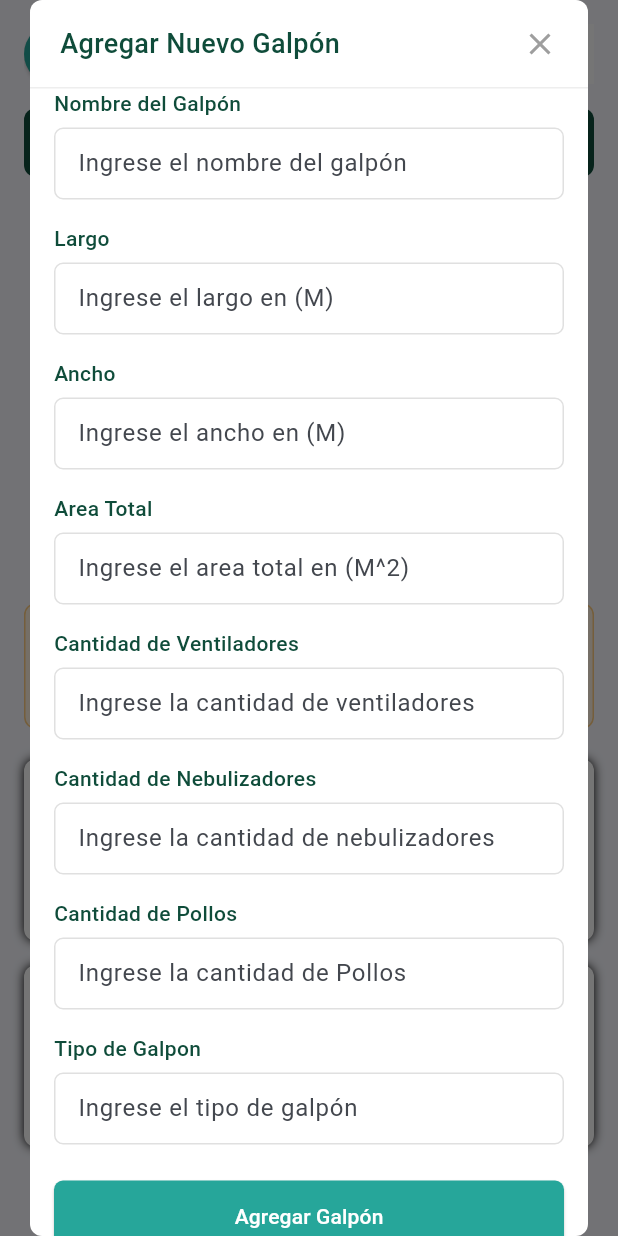
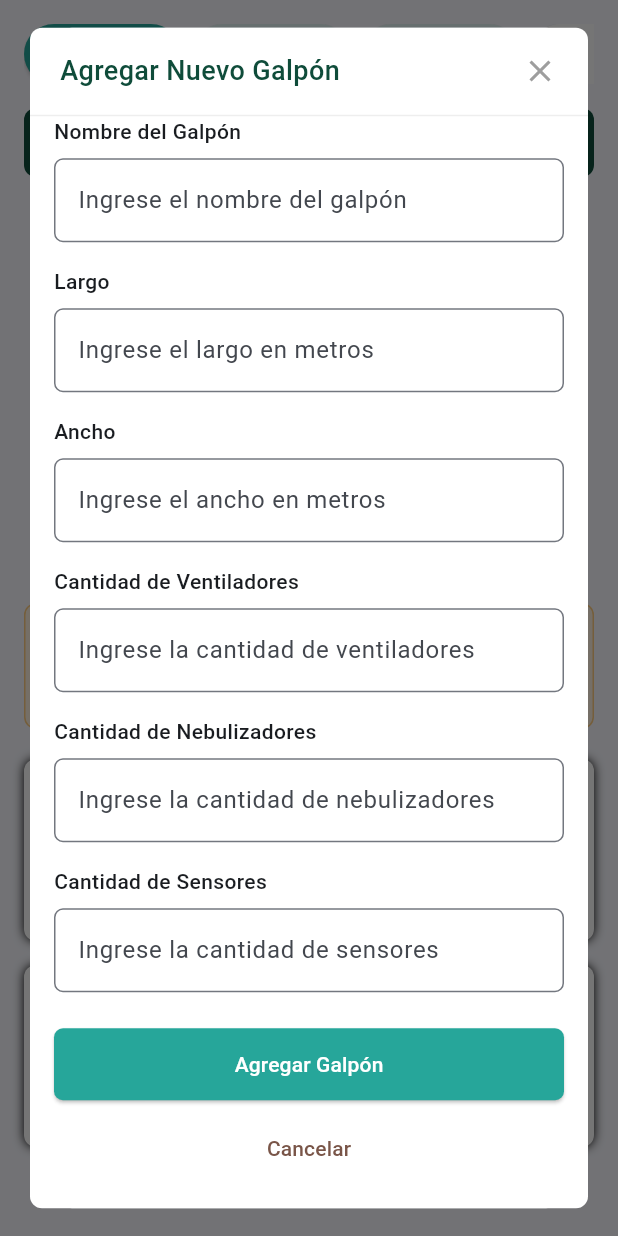
Before and after one commit to juantaborda27/Chick_Stell-Repository, a Flutter app: the MonitoreoView screen opened by its route, after a tap on the "add" icon, on a phone screen of 412 x 824 dp. Run offline on Flutter 3.47's test engine with Material 3 defaults, Android fonts, the phone set to English and light mode, and no system bars; our stand-ins replace animate_do, cloud_firestore, firebase_core, geolocator, get; accounts and stored records are empty.

Commit message:
Módulo de Gestión de Galpones

```diff
--- /dev/null
+++ b/chick_stell_view/lib/models/galpon_model.dart
@@ -0,0 +1,62 @@
+class Galpon {
+  String id;
+  String nombre;
+  double largo;
+  double ancho;
+  int ventiladores;
+  int nebulizadores;
+  int sensores;
+
+  Galpon({
+    required this.id,
+    required this.nombre,
+    required this.largo,
+    required this.ancho,
+    required this.ventiladores,
+    required this.nebulizadores,
+    required this.sensores,
+  });
+
+  factory Galpon.fromJson(Map<String, dynamic> json) {
+    return Galpon(
+      id: json['id'] as String,
+      nombre: json['nombre'] as String,
+      largo: (json['largo'] as num).toDouble(),
+      ancho: (json['ancho'] as num).toDouble(),
+      ventiladores: json['ventiladores'] as int,
+      nebulizadores: json['nebulizadores'] as int,
+      sensores: json['sensores'] as int,
+    );
+  }
+  Map<String, dynamic> toJson() {
+    return {
+      'id': id,
+      'nombre': nombre,
+      'largo': largo,
+      'ancho': ancho,
+      'ventiladores': ventiladores,
+      'nebulizadores': nebulizadores,
+      'sensores': sensores,
+    };
+  }
+
+  Galpon copyWith({
+    String? id,
+    String? nombre,
+    double? largo,
+    double? ancho,
+    int? ventiladores,
+    int? sensores,
+    int? nebulizadores,
+  }) {
+    return Galpon(
+      id: id ?? this.id,
+      nombre: nombre ?? this.nombre,
+      largo: largo ?? this.largo,
+      ancho: ancho ?? this.ancho,
+      ventiladores: ventiladores ?? this.ventiladores,
+      sensores: sensores ?? this.sensores,
+      nebulizadores: nebulizadores ?? this.nebulizadores,
+    );
+  }
+}
--- /dev/null
+++ b/chick_stell_view/lib/views/main_views/monitoreo/create_galpon/create_galpon.dart
@@ -0,0 +1,213 @@
+import 'package:chick_stell_view/controllers/galpon_controller.dart';
+import 'package:chick_stell_view/models/galpon_model.dart';
+import 'package:flutter/material.dart';
+import 'package:get/get.dart';
+
+class CreateGalpon extends StatefulWidget {
+  const CreateGalpon({super.key});
+
+  @override
+  _CreateGalponState createState() => _CreateGalponState();
+}
+
+class _CreateGalponState extends State<CreateGalpon> {
+  // Controladores para los campos de texto
+  final TextEditingController nombreController = TextEditingController();
+  final TextEditingController largoController = TextEditingController();
+  final TextEditingController anchoController = TextEditingController();
+  final TextEditingController ventiladoresController = TextEditingController();
+  final TextEditingController nebulizadoresController = TextEditingController();
+  final TextEditingController sensoresController = TextEditingController();
+
+  @override
+  void dispose() {
+    // Liberar los controladores para evitar fugas de memoria
+    nombreController.dispose();
+    largoController.dispose();
+    anchoController.dispose();
+    ventiladoresController.dispose();
+    nebulizadoresController.dispose();
+    sensoresController.dispose();
+    super.dispose();
+  }
+
+  @override
+  Widget build(BuildContext context) {
+    return Dialog(
+      insetPadding: EdgeInsets.symmetric(horizontal: 20),
+      child: Container(
+        width: double.infinity,
+        constraints: BoxConstraints(maxWidth: 400),
+        decoration: BoxDecoration(
+          color: Colors.white,
+          borderRadius: BorderRadius.circular(8),
+        ),
+        child: Column(
+          mainAxisSize: MainAxisSize.min,
+          children: [
+            _buildHeader(context),
+            Padding(
+              padding: const EdgeInsets.fromLTRB(16, 0, 16, 16),
+              child: Column(
+                crossAxisAlignment: CrossAxisAlignment.stretch,
+                children: [
+                  _buildTextField(
+                    label: 'Nombre del Galpón',
+                    hintText: 'Ingrese el nombre del galpón',
+                    controller: nombreController,
+                    keyboardType: TextInputType.text,
+                  ),
+                  SizedBox(height: 16),
+                  _buildTextField(
+                    label: 'Largo',
+                    hintText: 'Ingrese el largo en metros',
+                    controller: largoController,
+                    keyboardType: TextInputType.number,
+                  ),
+                  SizedBox(height: 16),
+                  _buildTextField(
+                    label: 'Ancho',
+                    hintText: 'Ingrese el ancho en metros',
+                    controller: anchoController,
+                    keyboardType: TextInputType.number,
+                  ),
+                  SizedBox(height: 16),
+                  _buildTextField(
+                    label: 'Cantidad de Ventiladores',
+                    hintText: 'Ingrese la cantidad de ventiladores',
+                    controller: ventiladoresController,
+                    keyboardType: TextInputType.number,
+                  ),
+                  SizedBox(height: 16),
+                  _buildTextField(
+                    label: 'Cantidad de Nebulizadores',
+                    hintText: 'Ingrese la cantidad de nebulizadores',
+                    controller: nebulizadoresController,
+                    keyboardType: TextInputType.number,
+                  ),
+                  SizedBox(height: 16),
+                  _buildTextField(
+                    label: 'Cantidad de Sensores',
+                    hintText: 'Ingrese la cantidad de sensores',
+                    controller: sensoresController,
+                    keyboardType: TextInputType.number,
+                  ),
+                  SizedBox(height: 24),
+                  _buildActionButtons(context),
+                ],
+              ),
+            ),
+          ],
+        ),
+      ),
+    );
+  }
+
+  Widget _buildHeader(BuildContext context) {
+    return Container(
+      padding: EdgeInsets.symmetric(vertical: 16, horizontal: 20),
+      decoration: BoxDecoration(
+        border: Border(
+          bottom: BorderSide(color: Colors.grey.shade200),
+        ),
+      ),
+      child: Row(
+        mainAxisAlignment: MainAxisAlignment.spaceBetween,
+        children: [
+          Text(
+            'Agregar Nuevo Galpón',
+            style: TextStyle(
+              fontSize: 18,
+              fontWeight: FontWeight.w500,
+              color: Color(0xFF0F4C3A),
+            ),
+          ),
+          GestureDetector(
+            onTap: () => Navigator.of(context).pop(),
+            child: Icon(Icons.close, color: Colors.grey),
+          ),
+        ],
+      ),
+    );
+  }
+
+  Widget _buildTextField({
+    required String label,
+    required String hintText,
+    required TextEditingController controller,
+    required TextInputType keyboardType,
+  }) {
+    return Column(
+      crossAxisAlignment: CrossAxisAlignment.start,
+      children: [
+        Text(
+          label,
+          style: TextStyle(fontSize: 14, fontWeight: FontWeight.w500),
+        ),
+        SizedBox(height: 8),
+        TextField(
+          controller: controller,
+          keyboardType: keyboardType,
+          decoration: InputDecoration(
+            hintText: hintText,
+            border: OutlineInputBorder(
+              borderRadius: BorderRadius.circular(6),
+            ),
+          ),
+        ),
+      ],
+    );
+  }
+
+  Widget _buildActionButtons(BuildContext context) {
+    return Column(
+      children: [
+        ElevatedButton(
+          onPressed: () {
+            // Capturar los datos ingresados y crear una instancia de Galpon
+            final galpon = Galpon(
+              id: '',
+              nombre: nombreController.text,
+              largo: double.tryParse(largoController.text) ?? 0,
+              ancho: double.tryParse(anchoController.text) ?? 0,
+              ventiladores: int.tryParse(ventiladoresController.text) ?? 0,
+              nebulizadores: int.tryParse(nebulizadoresController.text) ?? 0,
+              sensores: int.tryParse(sensoresController.text) ?? 0,
+            );
+
+            // Llamar al controlador para agregar el galpón
+            final galponController = Get.find<GalponController>();
+            galponController.agregarGalpon(galpon);
+
+            print(
+                'Datos del galpón enviados al controlador: ${galpon.toJson()}');
+
+            // Cerrar el diálogo
+            Navigator.of(context).pop();
+          },
+          style: ElevatedButton.styleFrom(
+            backgroundColor: Color(0xFF26A69A),
+            foregroundColor: Colors.white,
+            minimumSize: Size(double.infinity, 48),
+            shape: RoundedRectangleBorder(
+              borderRadius: BorderRadius.circular(6),
+            ),
+          ),
+          child: Text('Agregar Galpón'),
+        ),
+        SizedBox(height: 8),
+        TextButton(
+          onPressed: () => Navigator.of(context).pop(),
+          style: TextButton.styleFrom(
+            foregroundColor: Colors.brown,
+            minimumSize: Size(double.infinity, 48),
+            shape: RoundedRectangleBorder(
+              borderRadius: BorderRadius.circular(6),
+            ),
+          ),
+          child: Text('Cancelar'),
+        ),
+      ],
+    );
+  }
+}
--- a/chick_stell_view/lib/views/main_views/monitoreo/create_galpon/crete_galpon.dart
+++ /dev/null
@@ -1,170 +0,0 @@
-
-
-
-
-import 'package:chick_stell_view/views/main_views/monitoreo/create_galpon/widgets_create_galpon/build_field.dart';
-import 'package:flutter/material.dart';
-
-class CreteGalpon extends StatelessWidget {
-  const CreteGalpon({super.key});
-
-  @override
-  Widget build(BuildContext context) {
-    return Dialog(
-      insetPadding: EdgeInsets.symmetric(horizontal: 20),
-      child: Container(
-        width: double.infinity,
-        constraints: BoxConstraints(
-          maxWidth: 400
-        ),
-        decoration: BoxDecoration(
-          color: Colors.white,
-          borderRadius: BorderRadius.circular(8),
-        ),
-        child: Column(
-          mainAxisSize: MainAxisSize.min,
-          children: [
-            _buildHeader(context),
-            Padding(
-              padding: const EdgeInsets.fromLTRB(16, 0, 16, 16),
-              child: Column(
-                crossAxisAlignment: CrossAxisAlignment.stretch,
-                children: [
-                  BuildField(
-                    label: 'Nombre del Galpón',
-                    hintText: 'Ingrese el nombre del galpón',
-                    controller: null,
-                    obscureText: false,
-                    keyboardType: TextInputType.text,
-                  ),
-                  SizedBox(height: 16,),
-                  BuildField(
-                    label: 'Largo',
-                    hintText: 'Ingrese el largo en (M)',
-                    controller: null,
-                    obscureText: false,
-                    keyboardType: TextInputType.text,
-                  ),
-                  SizedBox(height: 16,),
-                  BuildField(
-                    label: 'Ancho',
-                    hintText: 'Ingrese el ancho en (M)',
-                    controller: null,
-                    obscureText: false,
-                    keyboardType: TextInputType.text,
-                  ),
-                  SizedBox(height: 16,),
-                  BuildField(
-                    label: 'Area Total',
-                    hintText: 'Ingrese el area total en (M^2)',
-                    controller: null,
-                    obscureText: false,
-                    keyboardType: TextInputType.text,
-                  ),
-                  SizedBox(height: 16,),
-                  BuildField(
-                    label: 'Cantidad de Ventiladores',
-                    hintText: 'Ingrese la cantidad de ventiladores',
-                    controller: null,
-                    obscureText: false,
-                    keyboardType: TextInputType.text,
-                  ),
-                  SizedBox(height: 16,),
-                  BuildField(
-                    label: 'Cantidad de Nebulizadores',
-                    hintText: 'Ingrese la cantidad de nebulizadores',
-                    controller: null,
-                    obscureText: false,
-                    keyboardType: TextInputType.text,
-                  ),
-                  SizedBox(height: 16,),
-                  BuildField(
-                    label: 'Cantidad de Pollos',
-                    hintText: 'Ingrese la cantidad de Pollos',
-                    controller: null,
-                    obscureText: false,
-                    keyboardType: TextInputType.text,
-                  ),
-                  SizedBox(height: 16,),
-                  BuildField(
-                    label: 'Tipo de Galpon',
-                    hintText: 'Ingrese el tipo de galpón',
-                    controller: null,
-                    obscureText: false,
-                    keyboardType: TextInputType.text,
-                  ),
-                  SizedBox(height: 24,),
-                  _buildActionButtons(context),
-                ],
-              ),
-            )
-          ],
-        ),
-      ),
-    );
-  }
-
-
-
-  Widget _buildHeader(BuildContext context) {
-    return Container(
-      padding: EdgeInsets.symmetric(vertical: 16, horizontal: 20),
-      decoration: BoxDecoration(
-        border: Border(
-          bottom: BorderSide(color: Colors.grey.shade200),
-        ),
-      ),
-      child: Row(
-        mainAxisAlignment: MainAxisAlignment.spaceBetween,
-        children: [
-          Text(
-            'Agregar Nuevo Galpón',
-            style: TextStyle(
-              fontSize: 18,
-              fontWeight: FontWeight.w500,
-              color: Color(0xFF0F4C3A),
-            ),
-          ),
-          GestureDetector(
-            onTap: () => Navigator.of(context).pop(),
-            child: Icon(Icons.close, color: Colors.grey),
-          ),
-        ],
-      ),
-    );
-  }
-
-
-  Widget _buildActionButtons(BuildContext context) {
-    return Column(
-      children: [
-        ElevatedButton(
-          onPressed: () => Navigator.of(context).pop(),
-          style: ElevatedButton.styleFrom(
-            backgroundColor: Color(0xFF26A69A),
-            foregroundColor: Colors.white,
-            minimumSize: Size(double.infinity, 48),
-            shape: RoundedRectangleBorder(
-              borderRadius: BorderRadius.circular(6),
-            ),
-          ),
-          child: Text('Agregar Galpón'),
-        ),
-        SizedBox(height: 8),
-        TextButton(
-          onPressed: () => Navigator.of(context).pop(),
-          style: TextButton.styleFrom(
-            foregroundColor: Colors.brown,
-            minimumSize: Size(double.infinity, 48),
-            shape: RoundedRectangleBorder(
-              borderRadius: BorderRadius.circular(6),
-            ),
-          ),
-          child: Text('Cancelar'),
-        ),
-      ],
-    );
-  }
-
-
-}
--- a/chick_stell_view/lib/views/main_views/monitoreo/widgets/ware_house_selector.dart
+++ b/chick_stell_view/lib/views/main_views/monitoreo/widgets/ware_house_selector.dart
@@ -1,5 +1,5 @@
 import 'package:chick_stell_view/controllers/warehouse_controller.dart';
-import 'package:chick_stell_view/views/main_views/monitoreo/create_galpon/crete_galpon.dart';
+import 'package:chick_stell_view/views/main_views/monitoreo/create_galpon/create_galpon.dart';
 import 'package:flutter/material.dart';
 import 'package:get/get.dart';
 
@@ -31,7 +31,7 @@ class WarehouseSelector extends StatelessWidget {
                       ),
                     ),
                     // onPressed: () => controller.selectWarehouse(i),
-                onPressed: (){},
+                    onPressed: () {},
                     child: Text('Galpón $i'),
                   ),
                 ),
@@ -43,8 +43,10 @@ class WarehouseSelector extends StatelessWidget {
                     borderRadius: BorderRadius.circular(20),
                   ),
                 ),
-            onPressed: (){
-              showDialog(context: context, builder: (BuildContext context) => const CreteGalpon());
+                onPressed: () {
+                  showDialog(
+                      context: context,
+                      builder: (BuildContext context) => const CreateGalpon());
                 },
                 child: Row(
                   children: const [
--- a/chick_stell_view/pubspec.yaml
+++ b/chick_stell_view/pubspec.yaml
@@ -38,6 +38,10 @@ dependencies:
   get: ^4.7.2
   http: ^1.3.0
   geolocator: ^13.0.4
+
+  # Dependencies for Firebase
+  firebase_core: ^3.13.0
+  cloud_firestore: ^5.6.6
 
 dev_dependencies:
   flutter_test:
```
Also changed, not shown: chick_stell_view/lib/controllers/galpon_controller.dart (added, +53 -0 lines), chick_stell_view/lib/main.dart (+14 -4 lines), chick_stell_view/lib/services/galpon_service.dart (added, +51 -0 lines), chick_stell_view/firebase.json (added), chick_stell_view/lib/firebase_options.dart (added), chick_stell_view/pubspec.lock, 7 other files. Lines whose indentation alone changed are shown as unchanged.
